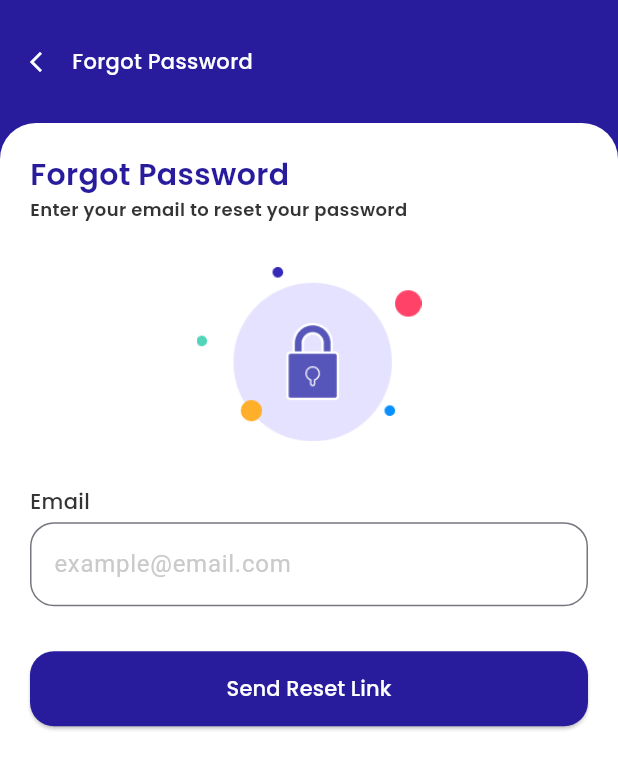
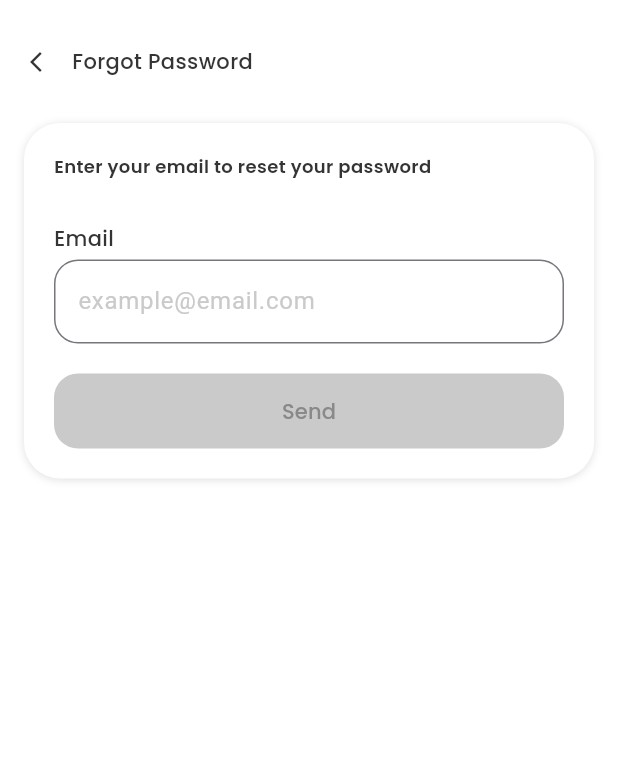
Before and after one commit to Jo-shua09/iBank, a Flutter app: the screen it shows after launch, after a tap on "Forgot Password?", on a phone screen of 412 x 824 dp. Shown: the top 769 px of the screen. Run offline on Flutter 3.47's test engine with Material 3 defaults, Android fonts, the light colour scheme and no system bars; our stand-ins replace get, go_router.

Commit message:
`Refactor auth views to use stateful widgets and controllers`

```diff
--- a/lib/core/widgets/button_widget.dart
+++ b/lib/core/widgets/button_widget.dart
@@ -20,16 +20,20 @@ class ButtonWidget extends StatelessWidget {
       width: double.infinity,
       height: 50,
       child: ElevatedButton(
-        onPressed: onPressed,
+        onPressed: isActive ? onPressed : null,
         style: ElevatedButton.styleFrom(
           backgroundColor: isActive ? AppColors.primary1 : AppColors.neutral4,
+          disabledBackgroundColor: AppColors.neutral4,
           shape: RoundedRectangleBorder(
             borderRadius: BorderRadius.circular(16),
           ),
+          elevation: 0,
         ),
         child: Text(
           buttonText,
-          style: AppTextStyles.body3.copyWith(color: AppColors.white),
+          style: AppTextStyles.body3.copyWith(
+            color: isActive ? AppColors.white : AppColors.neutral2,
+          ),
         ),
       ),
     );
--- a/lib/core/widgets/text_field_widget.dart
+++ b/lib/core/widgets/text_field_widget.dart
@@ -8,11 +8,13 @@ class TextFieldWidget extends StatelessWidget {
     required this.hintText,
     required this.labelText,
     this.password = false,
+    this.controller,
   });
 
   final String hintText;
   final String labelText;
   final bool password;
+  final TextEditingController? controller;
 
   @override
   Widget build(BuildContext context) {
@@ -27,6 +29,7 @@ class TextFieldWidget extends StatelessWidget {
         const SizedBox(height: 4),
         TextField(
           obscureText: password,
+          controller: controller,
           decoration: InputDecoration(
             hintText: hintText,
             hintStyle: TextStyle(color: AppColors.neutral4),
--- a/lib/features/auth/view/forgot_password.dart
+++ b/lib/features/auth/view/forgot_password.dart
@@ -5,13 +5,36 @@ import 'package:ibank/core/constants/app_styles.dart';
 import 'package:ibank/core/widgets/button_widget.dart';
 import 'package:ibank/core/widgets/text_field_widget.dart';
 
-class ForgotPassword extends StatelessWidget {
+class ForgotPassword extends StatefulWidget {
   const ForgotPassword({super.key});
+
+  @override
+  State<ForgotPassword> createState() => _ForgotPasswordState();
+}
+
+class _ForgotPasswordState extends State<ForgotPassword> {
+  final _emailController = TextEditingController();
+  bool _isFieldActive = false;
+
+  @override
+  void initState() {
+    super.initState();
+    _emailController.addListener(() {
+      final isFieldActive = _emailController.text.isNotEmpty;
+      setState(() => _isFieldActive = isFieldActive);
+    });
+  }
+
+  @override
+  void dispose() {
+    _emailController.dispose();
+    super.dispose();
+  }
 
   @override
   Widget build(BuildContext context) {
     return Scaffold(
-      backgroundColor: AppColors.primary1,
+      backgroundColor: AppColors.white,
       body: SafeArea(
         child: Column(
           mainAxisAlignment: MainAxisAlignment.start,
@@ -19,28 +42,29 @@ class ForgotPassword extends StatelessWidget {
             const SizedBox(height: 16),
             _topBarWidget(context),
             const SizedBox(height: 16),
-            Expanded(
-              child: Container(
-                constraints: BoxConstraints(
-                  minHeight: MediaQuery.of(context).size.height,
+            Container(
+              width: double.infinity,
+              margin: const EdgeInsets.symmetric(horizontal: 16),
+              decoration: BoxDecoration(
+                color: AppColors.white,
+                // border: Border.all(color: AppColors.neutral1),
+                borderRadius: BorderRadius.all(Radius.circular(24)),
+                boxShadow: [
+                  BoxShadow(
+                    blurRadius: 4,
+                    color: AppColors.neutral5,
+                    offset: Offset(0, 1),
+                    spreadRadius: 0,
                   ),
-                decoration: const BoxDecoration(
-                  color: AppColors.white,
-                  borderRadius: BorderRadius.vertical(top: Radius.circular(24)),
+                ],
               ),
               child: Padding(
                 padding: const EdgeInsets.all(20.0),
                 child: Column(
+                  mainAxisSize: MainAxisSize.min,
                   mainAxisAlignment: MainAxisAlignment.start,
                   crossAxisAlignment: CrossAxisAlignment.start,
                   children: [
-                      Text(
-                        'Forgot Password',
-                        style: AppTextStyles.title2.copyWith(
-                          color: AppColors.primary1,
-                          fontWeight: FontWeight.w600,
-                        ),
-                      ),
                     Text(
                       'Enter your email to reset your password',
                       style: AppTextStyles.caption1.copyWith(
@@ -48,27 +72,18 @@ class ForgotPassword extends StatelessWidget {
                       ),
                     ),
                     const SizedBox(height: 30),
-                      Center(
-                        child: Image(
-                          width: 150,
-                          image: AssetImage('assets/images/auth-1.jpg'),
-                        ),
-                      ),
-                      const SizedBox(height: 30),
-                      const TextFieldWidget(
+                    TextFieldWidget(
+                      controller: _emailController,
                       hintText: 'example@email.com',
                       labelText: 'Email',
                     ),
-                      const SizedBox(height: 30),
+                    const SizedBox(height: 20),
                     ButtonWidget(
-                        buttonText: 'Send Reset Link',
-                        isActive: true,
-                        onPressed: () {
-                          // Handle password reset logic
-                        },
+                      isActive: _isFieldActive,
+                      buttonText: 'Send',
+                      onPressed: () => context.pushNamed('otpverification'),
                     ),
                   ],
-                  ),
                 ),
               ),
             ),
@@ -82,7 +97,7 @@ class ForgotPassword extends StatelessWidget {
     return Container(
       width: double.infinity,
       height: 50,
-      decoration: BoxDecoration(color: AppColors.primary1),
+      decoration: BoxDecoration(color: AppColors.white),
       child: Row(
         mainAxisAlignment: MainAxisAlignment.start,
         children: [
@@ -92,14 +107,14 @@ class ForgotPassword extends StatelessWidget {
             },
             icon: Icon(
               Icons.arrow_back_ios_new,
-              color: AppColors.white,
+              color: AppColors.neutral1,
               size: 16,
             ),
             padding: EdgeInsets.zero,
           ),
           Text(
             'Forgot Password',
-            style: AppTextStyles.body3.copyWith(color: AppColors.white),
+            style: AppTextStyles.body3.copyWith(color: AppColors.neutral1),
           ),
         ],
       ),
--- a/lib/features/auth/view/sign_in.dart
+++ b/lib/features/auth/view/sign_in.dart
@@ -2,11 +2,34 @@ import 'package:flutter/material.dart';
 import 'package:go_router/go_router.dart';
 import 'package:ibank/core/constants/app_colors.dart';
 import 'package:ibank/core/constants/app_styles.dart';
+import 'package:ibank/features/auth/controllers/sign_in_controller.dart';
 import 'package:ibank/core/widgets/button_widget.dart';
 import 'package:ibank/core/widgets/text_field_widget.dart';
 
-class SignIn extends StatelessWidget {
-  const SignIn({super.key});
+class SignIn extends StatefulWidget {
+  const SignIn({Key? key}) : super(key: key);
+
+  @override
+  State<SignIn> createState() => _SignInState();
+}
+
+class _SignInState extends State<SignIn> {
+  late final SignInController _signInController;
+
+  @override
+  void initState() {
+    super.initState();
+    _signInController = SignInController();
+    _signInController.addListener(() {
+      setState(() {}); // Rebuilds the widget when controller notifies changes
+    });
+  }
+
+  @override
+  void dispose() {
+    _signInController.dispose();
+    super.dispose();
+  }
 
   @override
   Widget build(BuildContext context) {
@@ -21,15 +44,16 @@ class SignIn extends StatelessWidget {
             const SizedBox(height: 16),
             Expanded(
               child: Container(
-                constraints: BoxConstraints(
-                  minHeight: MediaQuery.of(context).size.height,
-                ),
                 decoration: const BoxDecoration(
                   color: AppColors.white,
                   borderRadius: BorderRadius.vertical(top: Radius.circular(24)),
                 ),
+                child: SingleChildScrollView(
                   child: Padding(
-                  padding: const EdgeInsets.all(20.0),
+                    padding: const EdgeInsets.symmetric(
+                      horizontal: 20.0,
+                      vertical: 30.0,
+                    ),
                     child: Column(
                       mainAxisAlignment: MainAxisAlignment.start,
                       crossAxisAlignment: CrossAxisAlignment.start,
@@ -56,11 +80,13 @@ class SignIn extends StatelessWidget {
                         ),
                         const SizedBox(height: 30),
                         TextFieldWidget(
+                          controller: _signInController.emailController,
                           hintText: 'example@email.com',
                           labelText: 'Email',
                         ),
                         const SizedBox(height: 16),
                         TextFieldWidget(
+                          controller: _signInController.passwordController,
                           hintText: '',
                           labelText: 'Password',
                           password: true,
@@ -69,7 +95,8 @@ class SignIn extends StatelessWidget {
                         Align(
                           alignment: Alignment.centerRight,
                           child: TextButton(
-                          onPressed: () => context.goNamed('forgotpassword'),
+                            onPressed: () =>
+                                context.pushNamed('forgotpassword'),
                             child: Text(
                               'Forgot Password?',
                               style: AppTextStyles.caption1.copyWith(
@@ -81,8 +108,8 @@ class SignIn extends StatelessWidget {
                         const SizedBox(height: 20),
                         ButtonWidget(
                           buttonText: 'Sign In',
-                        isActive: false,
-                        onPressed: () => context.goNamed('signup'),
+                          isActive: _signInController.isButtonActive,
+                          onPressed: () => _signInController.signIn(),
                         ),
                         const SizedBox(height: 24),
                         Center(
@@ -92,8 +119,7 @@ class SignIn extends StatelessWidget {
                           ),
                         ),
                         const SizedBox(height: 16),
-                      Expanded(
-                        child: Align(
+                        Align(
                           alignment: Alignment.center,
                           child: Row(
                             mainAxisAlignment: MainAxisAlignment.center,
@@ -118,8 +144,8 @@ class SignIn extends StatelessWidget {
                             ],
                           ),
                         ),
+                      ],
                     ),
-                    ],
                   ),
                 ),
               ),
--- a/lib/routes/app_routes.dart
+++ b/lib/routes/app_routes.dart
@@ -1,5 +1,6 @@
 import 'package:go_router/go_router.dart';
 import 'package:ibank/features/auth/view/forgot_password.dart';
+import 'package:ibank/features/auth/view/otp_verification.dart';
 import 'package:ibank/features/auth/view/sign_in.dart';
 import 'package:ibank/features/auth/view/sign_up.dart';
 import 'package:ibank/features/splash_screen.dart';
@@ -10,6 +11,7 @@ class AppRouter {
   static const String signIn = '/sign-in';
   static const String signUp = '/sign-up';
   static const String forgotPassword = '/forgot-password';
+  static const String otpVerification = '/otp-verification';
 
   static final router = GoRouter(
     initialLocation: splash,
@@ -34,6 +36,11 @@ class AppRouter {
         name: 'forgotpassword',
         builder: (context, state) => const ForgotPassword(),
       ),
+      GoRoute(
+        path: otpVerification,
+        name: 'otpverification',
+        builder: (context, state) => const OtpVerification(),
+      ),
     ],
   );
 }
```
Also changed, not shown: lib/features/auth/controllers/sign_in_controller.dart (added, +42 -0 lines), lib/features/auth/controllers/sign_up_controller.dart (added, +65 -0 lines), lib/features/auth/view/otp_verification.dart (added, +167 -0 lines), lib/features/auth/view/sign_up.dart (+32 -11 lines). Lines whose indentation alone changed are shown as unchanged.
